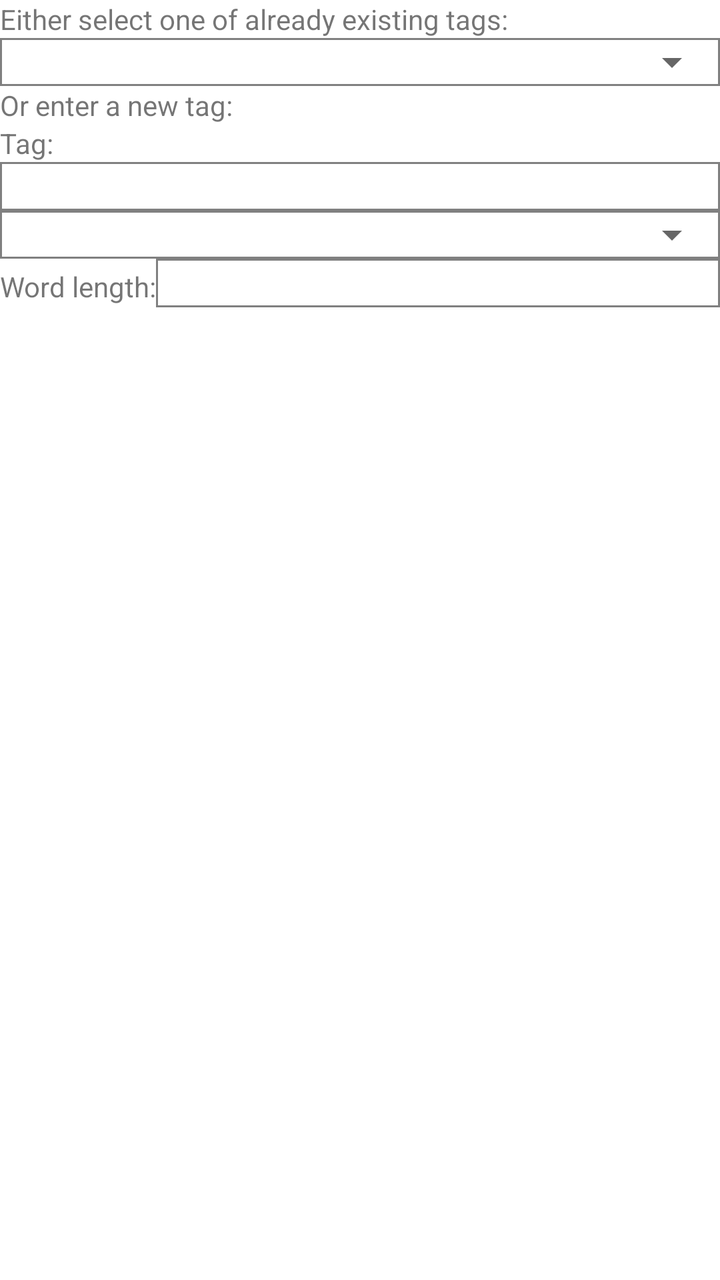
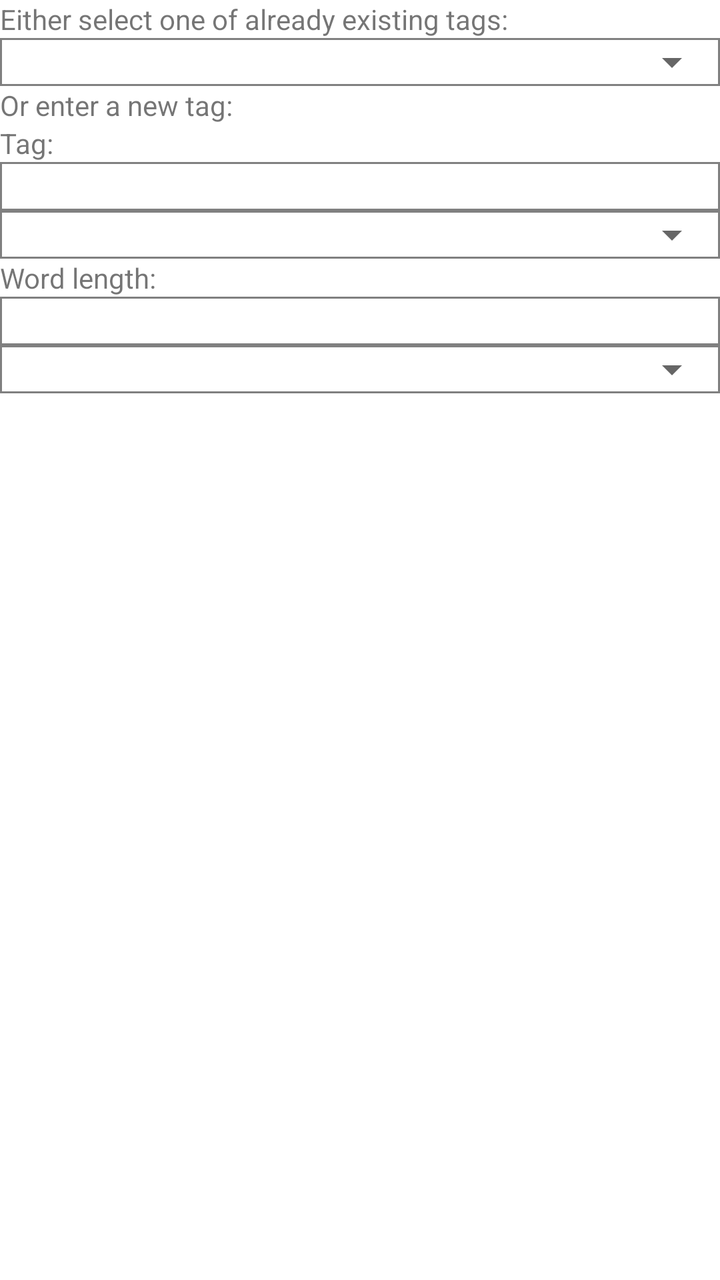

An Android layout rendered at two revisions. The XML below is the earlier revision; the diff shows what the commit changed to produce the second picture.
<!-- AndroidManifest.xml: application theme Theme.WordQuiz -->
<!-- res/layout/reset.xml -->
<?xml version="1.0" encoding="utf-8"?>
<LinearLayout xmlns:android="http://schemas.android.com/apk/res/android"
    android:orientation="vertical"
    android:layout_width="match_parent"
    android:layout_height="match_parent">
    <TextView
        android:layout_width="wrap_content"
        android:layout_height="wrap_content"
        android:text="Either select one of already existing tags:"
        android:id="@+id/textview33">
    </TextView>
    <FrameLayout
        android:layout_width="match_parent"
        android:layout_height="wrap_content"
        android:background="@drawable/rectangle">
        <Spinner
            android:id="@+id/spinner11"
            android:layout_width="match_parent"
            android:layout_height="wrap_content" />
    </FrameLayout>
    <TextView
        android:layout_width="wrap_content"
        android:layout_height="wrap_content"
        android:text="Or enter a new tag:"
        android:id="@+id/textview34">
    </TextView>
    <TextView
        android:layout_width="wrap_content"
        android:layout_height="wrap_content"
        android:text="Tag:"
        android:id="@+id/textview35">
    </TextView>
    <EditText
        android:id="@+id/edittext21"
        android:layout_width="match_parent"
        android:layout_height="wrap_content"
        android:background="@drawable/rectangle">
    </EditText>
    <FrameLayout
        android:layout_width="match_parent"
        android:layout_height="wrap_content"
        android:background="@drawable/rectangle">
        <Spinner
            android:id="@+id/spinner12"
            android:layout_width="match_parent"
            android:layout_height="wrap_content" />
    </FrameLayout>
    <LinearLayout
        android:orientation="horizontal"
        android:layout_width="match_parent"
        android:layout_height="match_parent">
        <TextView
            android:layout_width="wrap_content"
            android:layout_height="wrap_content"
            android:text="Word length:"
            android:id="@+id/textview36">
        </TextView>
        <EditText
            android:id="@+id/edittext22"
            android:inputType="number"
            android:layout_width="match_parent"
            android:layout_height="wrap_content"
            android:background="@drawable/rectangle">
        </EditText>
    </LinearLayout>
    <FrameLayout
        android:layout_width="match_parent"
        android:layout_height="wrap_content"
        android:background="@drawable/rectangle">
        <Spinner
            android:id="@+id/spinner13"
            android:layout_width="match_parent"
            android:layout_height="wrap_content" />
    </FrameLayout>
</LinearLayout>
<!-- resources referenced by this layout -->
<resources>
  <!-- drawable rectangle (drawable) -->
  <?xml version="1.0" encoding="utf-8"?>
  <shape xmlns:android="http://schemas.android.com/apk/res/android">
      <stroke
          android:width="1dp"
          android:color="@color/gray"/>
  </shape>
  <style name="Theme.WordQuiz" parent="Theme.MaterialComponents.DayNight.NoActionBar">
          
          <item name="colorPrimary">@color/purple_500</item>
          <item name="colorPrimaryVariant">@color/purple_700</item>
          <item name="colorOnPrimary">@color/white</item>
          
          <item name="colorSecondary">@color/teal_200</item>
          <item name="colorSecondaryVariant">@color/teal_700</item>
          <item name="colorOnSecondary">@color/black</item>
          
          <item name="android:statusBarColor" tools:targetApi="l">?attr/colorPrimaryVariant</item>
          
      </style>
  <color name="gray">#FF808080</color>
  <color name="purple_500">#FF6200EE</color>
  <color name="purple_700">#FF3700B3</color>
  <color name="white">#FFFFFFFF</color>
  <color name="teal_200">#FF03DAC5</color>
  <color name="teal_700">#FF018786</color>
  <color name="black">#FF000000</color>
</resources>

<!-- the commit's change to res/layout/reset.xml (unified diff, before → after) -->
@@ -45,24 +45,19 @@
             android:layout_width="match_parent"
             android:layout_height="wrap_content" />
     </FrameLayout>
-    <LinearLayout
-        android:orientation="horizontal"
+    <TextView
+        android:layout_width="wrap_content"
+        android:layout_height="wrap_content"
+        android:text="Word length:"
+        android:id="@+id/textview36">
+    </TextView>
+    <EditText
+        android:id="@+id/edittext22"
+        android:inputType="number"
         android:layout_width="match_parent"
-        android:layout_height="match_parent">
-        <TextView
-            android:layout_width="wrap_content"
-            android:layout_height="wrap_content"
-            android:text="Word length:"
-            android:id="@+id/textview36">
-        </TextView>
-        <EditText
-            android:id="@+id/edittext22"
-            android:inputType="number"
-            android:layout_width="match_parent"
-            android:layout_height="wrap_content"
-            android:background="@drawable/rectangle">
-        </EditText>
-    </LinearLayout>
+        android:layout_height="wrap_content"
+        android:background="@drawable/rectangle">
+    </EditText>
     <FrameLayout
         android:layout_width="match_parent"
         android:layout_height="wrap_content"
